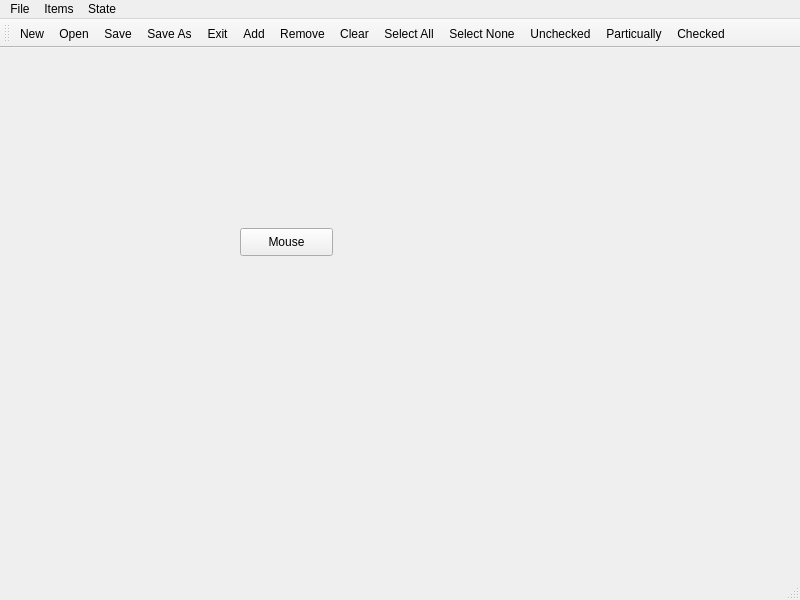
Before: the Qt Designer form mainwindow.ui in tranducngoc9/NgocTool, drawn with Qt 5.
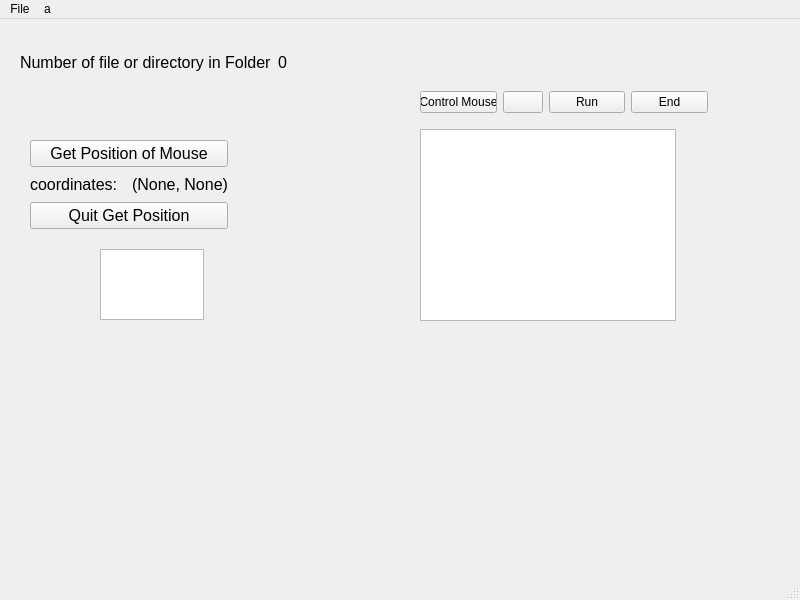
After: the same form once the commit is applied. Icons and pictures are not drawn.

```diff
--- a/mainwindow.ui
+++ b/mainwindow.ui
@@ -14,19 +14,171 @@
    <string>MainWindow</string>
   </property>
   <widget class="QWidget" name="centralwidget">
-   <widget class="QPushButton" name="mouseControl">
+   <widget class="QWidget" name="layoutWidget">
     <property name="geometry">
      <rect>
-      <x>240</x>
-      <y>180</y>
-      <width>93</width>
-      <height>28</height>
+      <x>20</x>
+      <y>30</y>
+      <width>414</width>
+      <height>26</height>
      </rect>
     </property>
-    <property name="text">
-     <string>Mouse</string>
+    <layout class="QHBoxLayout" name="horizontalLayout">
+     <item>
+      <widget class="QLabel" name="label">
+       <property name="font">
+        <font>
+         <pointsize>12</pointsize>
+        </font>
+       </property>
+       <property name="text">
+        <string>Number of file or directory in Folder</string>
+       </property>
+      </widget>
+     </item>
+     <item>
+      <widget class="QLabel" name="numFile">
+       <property name="font">
+        <font>
+         <pointsize>12</pointsize>
+        </font>
+       </property>
+       <property name="text">
+        <string>0</string>
+       </property>
+      </widget>
+     </item>
+    </layout>
+   </widget>
+   <widget class="QListWidget" name="listWidget">
+    <property name="geometry">
+     <rect>
+      <x>420</x>
+      <y>110</y>
+      <width>256</width>
+      <height>192</height>
+     </rect>
     </property>
    </widget>
+   <widget class="QTextEdit" name="textEdit">
+    <property name="geometry">
+     <rect>
+      <x>100</x>
+      <y>230</y>
+      <width>104</width>
+      <height>71</height>
+     </rect>
+    </property>
+   </widget>
+   <widget class="QWidget" name="">
+    <property name="geometry">
+     <rect>
+      <x>30</x>
+      <y>121</y>
+      <width>198</width>
+      <height>89</height>
+     </rect>
+    </property>
+    <layout class="QVBoxLayout" name="verticalLayout">
+     <item>
+      <widget class="QPushButton" name="getPosMouse">
+       <property name="font">
+        <font>
+         <pointsize>12</pointsize>
+        </font>
+       </property>
+       <property name="text">
+        <string>Get Position of Mouse</string>
+       </property>
+      </widget>
+     </item>
+     <item>
+      <layout class="QHBoxLayout" name="horizontalLayout_2">
+       <item>
+        <widget class="QLabel" name="labelCoordinates_2">
+         <property name="font">
+          <font>
+           <pointsize>12</pointsize>
+          </font>
+         </property>
+         <property name="text">
+          <string>coordinates: </string>
+         </property>
+        </widget>
+       </item>
+       <item>
+        <widget class="QLabel" name="labelCoordinates">
+         <property name="font">
+          <font>
+           <pointsize>12</pointsize>
+          </font>
+         </property>
+         <property name="text">
+          <string>(None, None)</string>
+         </property>
+        </widget>
+       </item>
+      </layout>
+     </item>
+     <item>
+      <widget class="QPushButton" name="quitGetPosition">
+       <property name="font">
+        <font>
+         <pointsize>12</pointsize>
+        </font>
+       </property>
+       <property name="text">
+        <string>Quit Get Position</string>
+       </property>
+      </widget>
+     </item>
+    </layout>
+   </widget>
+   <widget class="QWidget" name="">
+    <property name="geometry">
+     <rect>
+      <x>420</x>
+      <y>70</y>
+      <width>288</width>
+      <height>26</height>
+     </rect>
+    </property>
+    <layout class="QHBoxLayout" name="horizontalLayout_3">
+     <item>
+      <widget class="QPushButton" name="mouseControl">
+       <property name="text">
+        <string>Control Mouse</string>
+       </property>
+      </widget>
+     </item>
+     <item>
+      <widget class="QPushButton" name="addItem">
+       <property name="text">
+        <string/>
+       </property>
+       <property name="icon">
+        <iconset>
+         <selectedon>:/Images/add.png</selectedon>
+        </iconset>
+       </property>
+      </widget>
+     </item>
+     <item>
+      <widget class="QPushButton" name="btnRun">
+       <property name="text">
+        <string>Run</string>
+       </property>
+      </widget>
+     </item>
+     <item>
+      <widget class="QPushButton" name="pushButton_3">
+       <property name="text">
+        <string>End</string>
+       </property>
+      </widget>
+     </item>
+    </layout>
+   </widget>
   </widget>
   <widget class="QMenuBar" name="menubar">
    <property name="geometry">
@@ -34,7 +186,7 @@
      <x>0</x>
      <y>0</y>
      <width>800</width>
-     <height>26</height>
+     <height>21</height>
     </rect>
    </property>
    <widget class="QMenu" name="menuFile">
@@ -47,54 +199,15 @@
     <addaction name="actionSave_As"/>
     <addaction name="actionExit"/>
    </widget>
-   <widget class="QMenu" name="menuItems">
+   <widget class="QMenu" name="menua">
     <property name="title">
-     <string>Items</string>
+     <string>a</string>
     </property>
-    <addaction name="actionAdd"/>
-    <addaction name="actionRemove"/>
-    <addaction name="actionClear"/>
-    <addaction name="actionSelect_All"/>
-    <addaction name="actionSelect_None"/>
-   </widget>
-   <widget class="QMenu" name="menuChecked">
-    <property name="title">
-     <string>State</string>
-    </property>
-    <addaction name="actionChecked"/>
-    <addaction name="actionUnchecked"/>
-    <addaction name="actionParticually"/>
-    <addaction name="separator"/>
    </widget>
    <addaction name="menuFile"/>
-   <addaction name="menuItems"/>
-   <addaction name="menuChecked"/>
+   <addaction name="menua"/>
   </widget>
   <widget class="QStatusBar" name="statusbar"/>
-  <widget class="QToolBar" name="toolBar">
-   <property name="windowTitle">
-    <string>toolBar</string>
-   </property>
-   <attribute name="toolBarArea">
-    <enum>TopToolBarArea</enum>
-   </attribute>
-   <attribute name="toolBarBreak">
-    <bool>false</bool>
-   </attribute>
-   <addaction name="actionNew"/>
-   <addaction name="actionOpen"/>
-   <addaction name="actionSave"/>
-   <addaction name="actionSave_As"/>
-   <addaction name="actionExit"/>
-   <addaction name="actionAdd"/>
-   <addaction name="actionRemove"/>
-   <addaction name="actionClear"/>
-   <addaction name="actionSelect_All"/>
-   <addaction name="actionSelect_None"/>
-   <addaction name="actionUnchecked"/>
-   <addaction name="actionParticually"/>
-   <addaction name="actionChecked"/>
-  </widget>
   <action name="actionNew">
    <property name="icon">
     <iconset resource="SourceNgoc.qrc">
@@ -140,78 +253,6 @@
     <string>Exit</string>
    </property>
   </action>
-  <action name="actionAdd">
-   <property name="icon">
-    <iconset resource="SourceNgoc.qrc">
-     <normaloff>:/Images/add.png</normaloff>:/Images/add.png</iconset>
-   </property>
-   <property name="text">
-    <string>Add</string>
-   </property>
-  </action>
-  <action name="actionRemove">
-   <property name="icon">
-    <iconset resource="SourceNgoc.qrc">
-     <normaloff>:/Images/delete.png</normaloff>:/Images/delete.png</iconset>
-   </property>
-   <property name="text">
-    <string>Remove</string>
-   </property>
-  </action>
-  <action name="actionClear">
-   <property name="icon">
-    <iconset resource="SourceNgoc.qrc">
-     <normaloff>:/Images/page_error.png</normaloff>:/Images/page_error.png</iconset>
-   </property>
-   <property name="text">
-    <string>Clear</string>
-   </property>
-  </action>
-  <action name="actionSelect_All">
-   <property name="icon">
-    <iconset resource="SourceNgoc.qrc">
-     <normaloff>:/Images/page_add.png</normaloff>:/Images/page_add.png</iconset>
-   </property>
-   <property name="text">
-    <string>Select All</string>
-   </property>
-  </action>
-  <action name="actionSelect_None">
-   <property name="icon">
-    <iconset resource="SourceNgoc.qrc">
-     <normaloff>:/Images/page_delete.png</normaloff>:/Images/page_delete.png</iconset>
-   </property>
-   <property name="text">
-    <string>Select None</string>
-   </property>
-  </action>
-  <action name="actionUnchecked">
-   <property name="icon">
-    <iconset resource="SourceNgoc.qrc">
-     <normaloff>:/Images/pencil_delete.png</normaloff>:/Images/pencil_delete.png</iconset>
-   </property>
-   <property name="text">
-    <string>Unchecked</string>
-   </property>
-  </action>
-  <action name="actionParticually">
-   <property name="icon">
-    <iconset resource="SourceNgoc.qrc">
-     <normaloff>:/Images/pencil_go.png</normaloff>:/Images/pencil_go.png</iconset>
-   </property>
-   <property name="text">
-    <string>Particually</string>
-   </property>
-  </action>
-  <action name="actionChecked">
-   <property name="icon">
-    <iconset resource="SourceNgoc.qrc">
-     <normaloff>:/Images/pencil_add.png</normaloff>:/Images/pencil_add.png</iconset>
-   </property>
-   <property name="text">
-    <string>Checked</string>
-   </property>
-  </action>
  </widget>
  <resources>
   <include location="SourceNgoc.qrc"/>
```
Left out of the diff: 1 changed line with no effect on the pictures.
